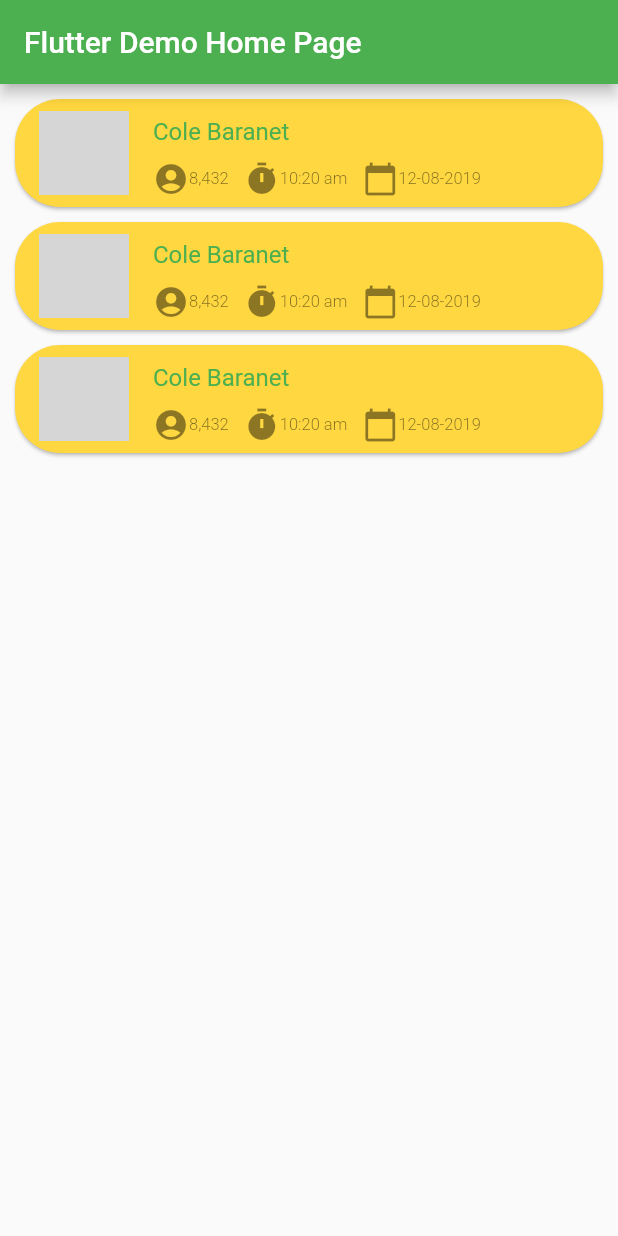
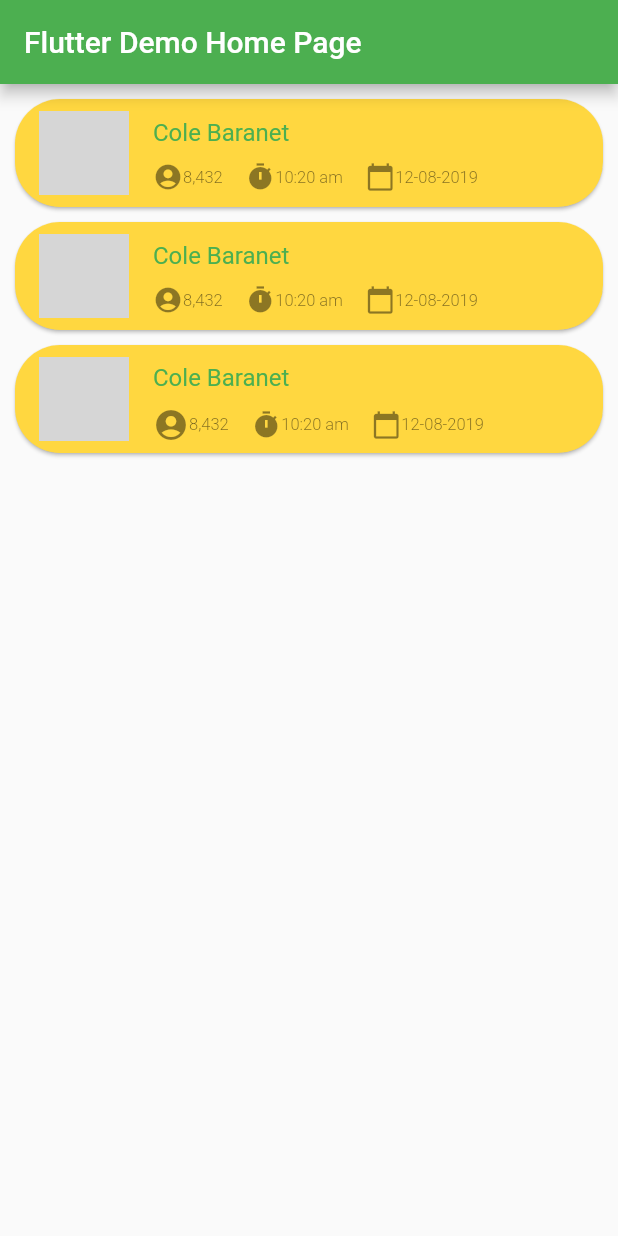
Before and after one commit to balajiks-dev/User_Profile_with_Photo, a Flutter app: the screen it shows after launch, on a phone screen of 412 x 824 dp. Run offline on Flutter 3.47's test engine with Material 2 defaults, Android fonts, the phone set to English and light mode, and no system bars; network calls fail; grey boxes are pictures that could not be loaded.

Commit message:
Updating the Row bottom of the Display Name

```diff
--- a/lib/main.dart
+++ b/lib/main.dart
@@ -50,25 +50,23 @@ class _MyHomePageState extends State<MyHomePage> {
                 subtitle: Padding(padding: EdgeInsets.only(
                   top:10),
                      child: new Row(
-                       // mainAxisSize: MainAxisSize.max,
-                       //mainAxisAlignment: MainAxisAlignment.spaceEvenly,
                        children: <Widget>[
-                         new Icon(Icons.account_circle),
+                         new Icon(Icons.account_circle,size: 20),
                          new Text('8,432',style: TextStyle(fontSize: 11,fontWeight: FontWeight.w300),),
                          new Padding(
-                           padding: EdgeInsets.only(left: 10.0),
+                           padding: EdgeInsets.only(left: 15.0),
                            child: Row(
                              children: <Widget>[
-                               new Icon(Icons.timer),
+                               new Icon(Icons.timer,size: 20),
                                new Text('10:20 am',style: TextStyle(fontSize: 11,fontWeight: FontWeight.w300),),
                              ],
                            ),
                          ),
                          new Padding(
-                             padding: EdgeInsets.only(left: 10.0,right: 5.0),
+                             padding: EdgeInsets.only(left: 15.0,right: 5.0),
                              child: Row(
                                children: <Widget>[
-                                 new Icon(Icons.calendar_today),
+                                 new Icon(Icons.calendar_today,size: 20),
                                  new Text('12-08-2019',style: TextStyle(fontSize: 11,fontWeight: FontWeight.w300),),
                                ],
                              )
@@ -94,22 +92,22 @@ class _MyHomePageState extends State<MyHomePage> {
                     // mainAxisSize: MainAxisSize.max,
                     //mainAxisAlignment: MainAxisAlignment.spaceEvenly,
                     children: <Widget>[
-                      new Icon(Icons.account_circle),
+                      new Icon(Icons.account_circle,size: 20,),
                       new Text('8,432',style: TextStyle(fontSize: 11,fontWeight: FontWeight.w300),),
                       new Padding(
-                        padding: EdgeInsets.only(left: 10.0),
+                        padding: EdgeInsets.only(left: 15.0),
                         child: Row(
                           children: <Widget>[
-                            new Icon(Icons.timer),
+                            new Icon(Icons.timer,size: 20),
                             new Text('10:20 am',style: TextStyle(fontSize: 11,fontWeight: FontWeight.w300),),
                           ],
                         ),
                       ),
                       new Padding(
-                          padding: EdgeInsets.only(left: 10.0,right: 5.0),
+                          padding: EdgeInsets.only(left: 15.0,right: 5.0),
                           child: Row(
                             children: <Widget>[
-                              new Icon(Icons.calendar_today),
+                              new Icon(Icons.calendar_today,size: 20),
                               new Text('12-08-2019',style: TextStyle(fontSize: 11,fontWeight: FontWeight.w300),),
                             ],
                           )
@@ -132,25 +130,23 @@ class _MyHomePageState extends State<MyHomePage> {
                 subtitle: Padding(padding: EdgeInsets.only(
                     top:10),
                   child: new Row(
-                    // mainAxisSize: MainAxisSize.max,
-                    //mainAxisAlignment: MainAxisAlignment.spaceEvenly,
                     children: <Widget>[
                       new Icon(Icons.account_circle),
                       new Text('8,432',style: TextStyle(fontSize: 11,fontWeight: FontWeight.w300),),
                       new Padding(
-                        padding: EdgeInsets.only(left: 10.0),
+                        padding: EdgeInsets.only(left: 15.0),
                         child: Row(
                           children: <Widget>[
-                            new Icon(Icons.timer),
+                            new Icon(Icons.timer,size: 20),
                             new Text('10:20 am',style: TextStyle(fontSize: 11,fontWeight: FontWeight.w300),),
                           ],
                         ),
                       ),
                       new Padding(
-                          padding: EdgeInsets.only(left: 10.0,right: 5.0),
+                          padding: EdgeInsets.only(left: 15.0,right: 5.0),
                           child: Row(
                             children: <Widget>[
-                              new Icon(Icons.calendar_today),
+                              new Icon(Icons.calendar_today,size: 20),
                               new Text('12-08-2019',style: TextStyle(fontSize: 11,fontWeight: FontWeight.w300),),
                             ],
                           )
```
